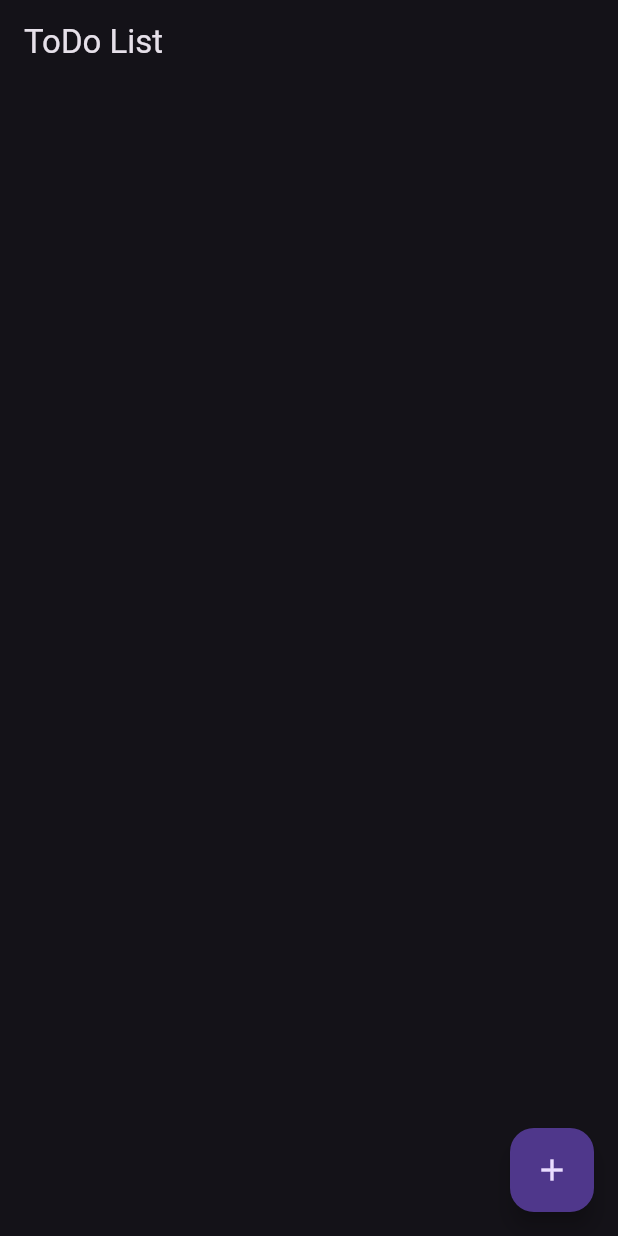
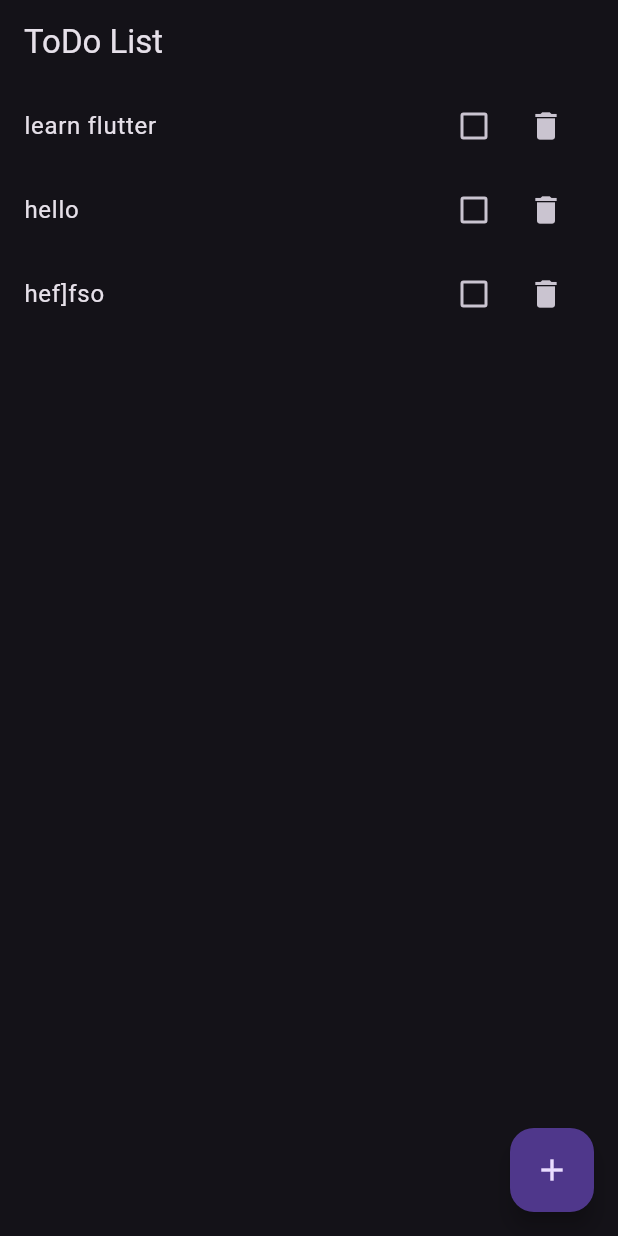
Before and after one commit to blue9kamrul/todo_state_provider, a Flutter app: the screen it shows after launch, on a phone screen of 412 x 824 dp. Run offline on Flutter 3.47's test engine with Material 3 defaults, Android fonts, the phone set to English and light mode, and no system bars.

Commit message:
added rest func

```diff
--- a/lib/main.dart
+++ b/lib/main.dart
@@ -1,10 +1,13 @@
 import 'package:flutter/material.dart';
+import 'package:provider/provider.dart';
+import 'package:todo_state_provider/models/save_task.dart';
 import 'pages/add-todo.dart';
 import 'pages/todo_list.dart';
 
 void main() {
   runApp(
-    const MyApp(),
+    ChangeNotifierProvider(
+        create: (Context) => SaveTask(), child: const MyApp()),
   );
 }
 
--- /dev/null
+++ b/lib/models/save_task.dart
@@ -0,0 +1,27 @@
+import 'package:flutter/material.dart';
+import 'package:todo_state_provider/models/task_model.dart';
+
+class SaveTask extends ChangeNotifier {
+  List<Task> _tasks = [
+    Task(title: "learn flutter", isCompleted: false),
+    Task(title: "hello", isCompleted: false),
+    Task(title: "hef]fso", isCompleted: false)
+  ];
+
+  List<Task> get tasks => _tasks;
+
+  void addTask(Task task) {
+    tasks.add(task);
+    notifyListeners();
+  }
+
+  void removeTask(Task task) {
+    tasks.remove(task);
+    notifyListeners();
+  }
+
+  void checkTask(int index) {
+    tasks[index].isDone();
+    notifyListeners();
+  }
+}
--- /dev/null
+++ b/lib/models/task_model.dart
@@ -0,0 +1,9 @@
+class Task {
+  final String title;
+  bool isCompleted;
+  Task({required this.title, required this.isCompleted});
+
+  void isDone() {
+    isCompleted = !isCompleted;
+  }
+}
--- a/lib/pages/todo_list.dart
+++ b/lib/pages/todo_list.dart
@@ -1,4 +1,6 @@
 import 'package:flutter/material.dart';
+import 'package:provider/provider.dart';
+import 'package:todo_state_provider/models/save_task.dart';
 
 class TodoList extends StatelessWidget {
   const TodoList({super.key});
@@ -15,6 +17,42 @@ class TodoList extends StatelessWidget {
         },
         child: const Icon(Icons.add),
       ),
+      body: Consumer<SaveTask>(
+        builder: (context, task, child) {
+          return ListView.builder(
+            itemCount: task.tasks.length,
+            itemBuilder: (BuildContext context, index) {
+              return ListTile(
+                title: Text(
+                  task.tasks[index].title,
+                  style: TextStyle(
+                      decoration: task.tasks[index].isCompleted
+                          ? TextDecoration.lineThrough
+                          : TextDecoration.none),
+                ),
+                trailing: Wrap(
+                  children: [
+                    Checkbox(
+                      value: task.tasks[index].isCompleted,
+                      onChanged: (_) {
+                        context.read<SaveTask>().checkTask(index);
+                      },
+                    ),
+                    IconButton(
+                      onPressed: () {
+                        context.read<SaveTask>().removeTask(
+                              task.tasks[index],
+                            );
+                      },
+                      icon: const Icon(Icons.delete),
+                    ),
+                  ],
+                ),
+              );
+            },
+          );
+        },
+      ),
     );
   }
 }
```
Also changed, not shown: lib/pages/add-todo.dart (+16 -2 lines).
